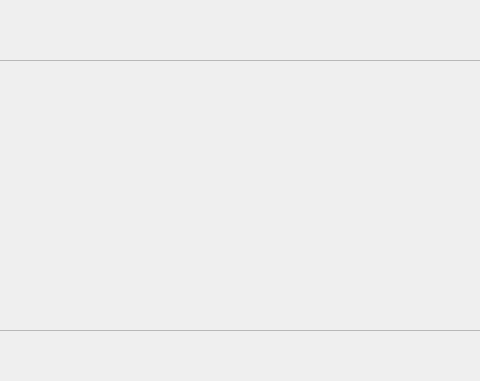
This is clapclap/clapclap/widget.ui in Zeotyn/clap-clap as Qt 5 draws it before an edit; both pictures show x 259 to 739 and y 110 to 491 of the 971 by 667 pixel window. The edited form follows.
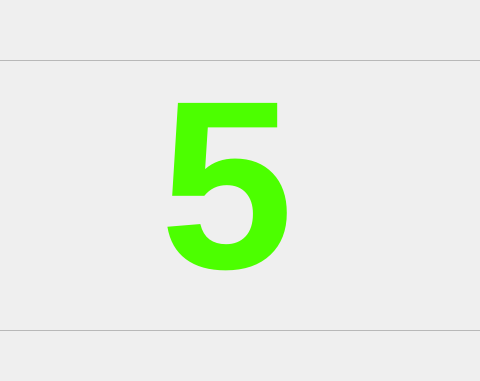
This is the edited form.

Diff of the .ui file:
```diff
--- a/clapclap/clapclap/widget.ui
+++ b/clapclap/clapclap/widget.ui
@@ -95,6 +95,30 @@
     <property name="frameShadow">
      <enum>QFrame::Raised</enum>
     </property>
+    <widget class="QLabel" name="countdownLabel">
+     <property name="geometry">
+      <rect>
+       <x>490</x>
+       <y>-10</y>
+       <width>161</width>
+       <height>271</height>
+      </rect>
+     </property>
+     <property name="font">
+      <font>
+       <pointsize>180</pointsize>
+       <weight>75</weight>
+       <italic>false</italic>
+       <bold>true</bold>
+      </font>
+     </property>
+     <property name="autoFillBackground">
+      <bool>false</bool>
+     </property>
+     <property name="text">
+      <string>&lt;html&gt;&lt;head/&gt;&lt;body&gt;&lt;p&gt;&lt;span style=&quot; color:#4cff00;&quot;&gt;5&lt;/span&gt;&lt;/p&gt;&lt;/body&gt;&lt;/html&gt;</string>
+     </property>
+    </widget>
    </widget>
   </widget>
  </widget>
```
